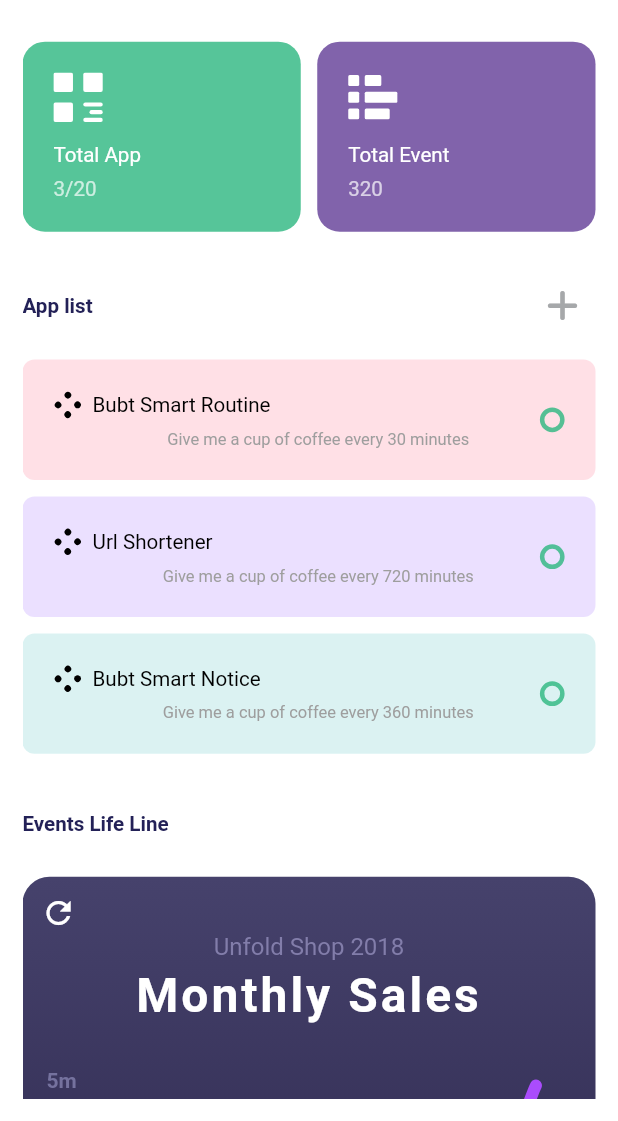
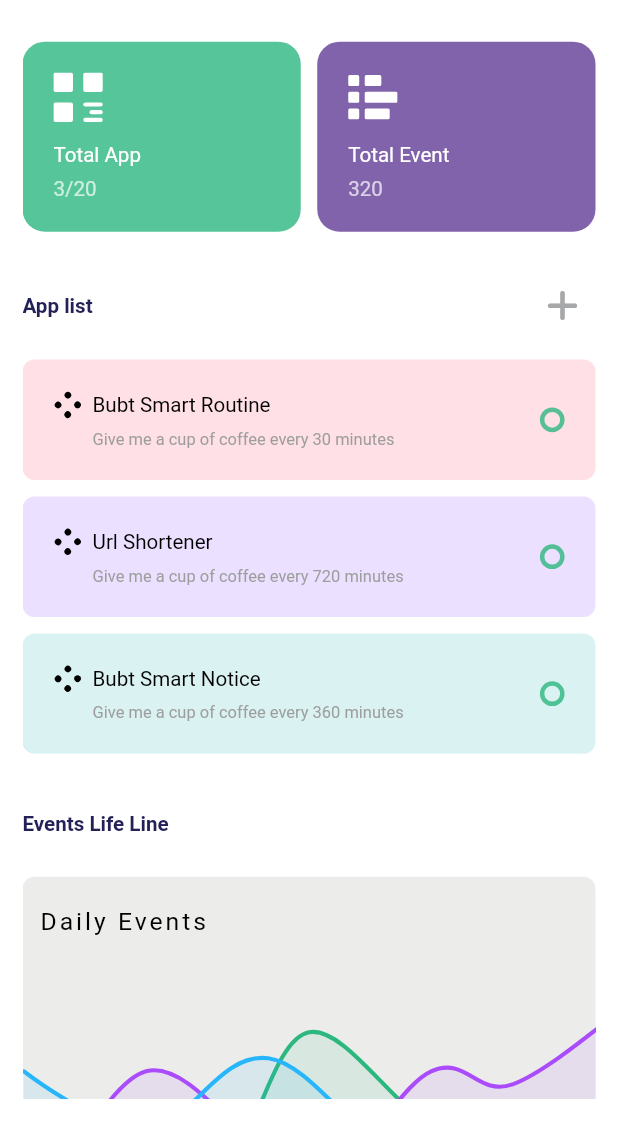
Before and after one commit to imamhossain94/Heroku-Wakes-Up, a Flutter app: the DashboardView screen opened directly, on a phone screen of 412 x 824 dp, the part 115-1236 px from its top. Run offline on Flutter 3.47's test engine with Material 2 defaults, Android fonts, the phone set to English and light mode, and no system bars; drawn by our look-alikes of fl_chart; our stand-ins replace animate_do, flutter_local_notifications, flutter_rating_bar, flutter_svg, fluttertoast, font_awesome_flutter and 5 more; accounts and stored records are empty; Roboto replaces fonts that are missing (SofiaPro).

Commit message:
feat: dashboard line chart ui updated

```diff
--- a/lib/app/view/dashboard_view.dart
+++ b/lib/app/view/dashboard_view.dart
@@ -285,6 +285,8 @@ class DashboardView extends StatelessWidget {
             Expanded(
                 child: Column(
                   mainAxisSize: MainAxisSize.min,
+                  mainAxisAlignment: MainAxisAlignment.start,
+                  crossAxisAlignment: CrossAxisAlignment.start,
                   children: [
                     Row(
                       children: [
@@ -292,7 +294,6 @@ class DashboardView extends StatelessWidget {
                         SizedBox(width: 5.sp,),
                         Text(
                           title,
-                          textAlign: TextAlign.center,
                           style: TextStyle(
                             fontSize: 10.sp,
                             color: Colors.black,
@@ -301,9 +302,10 @@ class DashboardView extends StatelessWidget {
                       ],
                     ),
                     Padding(
-                      padding: EdgeInsets.fromLTRB(26.sp, 5.sp, 5.sp, 0),
+                      padding: EdgeInsets.fromLTRB(19.sp, 5.sp, 5.sp, 0),
                       child: Text(
                         description,
+                        textAlign: TextAlign.start,
                         style: TextStyle(
                           fontSize: 8.sp,
                           color: Colors.grey,
@@ -331,14 +333,12 @@ class DashboardView extends StatelessWidget {
 
 
 class _LineChart extends StatelessWidget {
-  const _LineChart({required this.isShowingMainData});
-
-  final bool isShowingMainData;
+  const _LineChart();
 
   @override
   Widget build(BuildContext context) {
     return LineChart(
-      isShowingMainData ? sampleData1 : sampleData2,
+      sampleData1,
       swapAnimationDuration: const Duration(milliseconds: 250),
     );
   }
@@ -352,18 +352,6 @@ class _LineChart extends StatelessWidget {
     minX: 0,
     maxX: 14,
     maxY: 4,
-    minY: 0,
-  );
-
-  LineChartData get sampleData2 => LineChartData(
-    lineTouchData: lineTouchData2,
-    gridData: gridData,
-    titlesData: titlesData2,
-    borderData: borderData,
-    lineBarsData: lineBarsData2,
-    minX: 0,
-    maxX: 14,
-    maxY: 6,
     minY: 0,
   );
 
@@ -395,36 +383,11 @@ class _LineChart extends StatelessWidget {
     lineChartBarData1_3,
   ];
 
-  LineTouchData get lineTouchData2 => LineTouchData(
-    enabled: false,
-  );
-
-  FlTitlesData get titlesData2 => FlTitlesData(
-    bottomTitles: AxisTitles(
-      sideTitles: bottomTitles,
-    ),
-    rightTitles: AxisTitles(
-      sideTitles: SideTitles(showTitles: false),
-    ),
-    topTitles: AxisTitles(
-      sideTitles: SideTitles(showTitles: false),
-    ),
-    leftTitles: AxisTitles(
-      sideTitles: leftTitles(),
-    ),
-  );
-
-  List<LineChartBarData> get lineBarsData2 => [
-    lineChartBarData2_1,
-    lineChartBarData2_2,
-    lineChartBarData2_3,
-  ];
 
   Widget leftTitleWidgets(double value, TitleMeta meta) {
-    const style = TextStyle(
-      color: Color(0xff75729e),
-      fontWeight: FontWeight.bold,
-      fontSize: 14,
+    var style = TextStyle(
+      color: const Color(0xff000000),
+      fontSize: 8.sp,
     );
     String text;
     switch (value.toInt()) {
@@ -452,27 +415,26 @@ class _LineChart extends StatelessWidget {
 
   SideTitles leftTitles() => SideTitles(
     getTitlesWidget: leftTitleWidgets,
-    showTitles: true,
+    showTitles: false,
     interval: 1,
     reservedSize: 40,
   );
 
   Widget bottomTitleWidgets(double value, TitleMeta meta) {
-    const style = TextStyle(
-      color: Color(0xff72719b),
-      fontWeight: FontWeight.bold,
-      fontSize: 16,
+    var style = TextStyle(
+      color: const Color(0xff72719b),
+      fontSize: 10.sp,
     );
     Widget text;
     switch (value.toInt()) {
       case 2:
-        text = const Text('SEPT', style: style);
+        text = Text('6:00 AM', style: style);
         break;
       case 7:
-        text = const Text('OCT', style: style);
+        text = Text('12:00 AM', style: style);
         break;
       case 12:
-        text = const Text('DEC', style: style);
+        text = Text('6:00 PM', style: style);
         break;
       default:
         text = const Text('');
@@ -498,7 +460,7 @@ class _LineChart extends StatelessWidget {
   FlBorderData get borderData => FlBorderData(
     show: true,
     border: const Border(
-      bottom: BorderSide(color: Color(0xff4e4965), width: 4),
+      bottom: BorderSide(color: Color(0xff959598), width: 0.5),
       left: BorderSide(color: Colors.transparent),
       right: BorderSide(color: Colors.transparent),
       top: BorderSide(color: Colors.transparent),
@@ -507,113 +469,58 @@ class _LineChart extends StatelessWidget {
 
   LineChartBarData get lineChartBarData1_1 => LineChartBarData(
     isCurved: true,
-    color: const Color(0xff4af699),
-    barWidth: 8,
+    color: const Color(0xff2CB77F),
+    barWidth: 2.sp,
     isStrokeCapRound: true,
     dotData: FlDotData(show: false),
-    belowBarData: BarAreaData(show: false),
+    belowBarData: BarAreaData(show: true, color: const Color(0xff2CB77F).withOpacity(0.1)),
     spots: const [
-      FlSpot(1, 1),
+      FlSpot(0, 0),
       FlSpot(3, 1.5),
       FlSpot(5, 1.4),
       FlSpot(7, 3.4),
       FlSpot(10, 2),
       FlSpot(12, 2.2),
-      FlSpot(13, 1.8),
+      FlSpot(15, 1.8),
     ],
   );
 
   LineChartBarData get lineChartBarData1_2 => LineChartBarData(
     isCurved: true,
     color: const Color(0xffaa4cfc),
-    barWidth: 8,
+    barWidth: 2.sp,
     isStrokeCapRound: true,
     dotData: FlDotData(show: false),
     belowBarData: BarAreaData(
-      show: false,
-      color: const Color(0x00aa4cfc),
+      show: true,
+      color: const Color(0x00aa4cfc).withOpacity(0.1),
     ),
     spots: const [
-      FlSpot(1, 1),
+      FlSpot(0, 0),
       FlSpot(3, 2.8),
       FlSpot(7, 1.2),
       FlSpot(10, 2.8),
       FlSpot(12, 2.6),
-      FlSpot(13, 3.9),
+      FlSpot(15, 3.9),
     ],
   );
 
   LineChartBarData get lineChartBarData1_3 => LineChartBarData(
     isCurved: true,
     color: const Color(0xff27b6fc),
-    barWidth: 8,
+    barWidth: 2.sp,
     isStrokeCapRound: true,
     dotData: FlDotData(show: false),
-    belowBarData: BarAreaData(show: false),
+    belowBarData: BarAreaData(show: true, color: const Color(0xff27b6fc).withOpacity(0.1),),
     spots: const [
-      FlSpot(1, 2.8),
+      FlSpot(0, 2.8),
       FlSpot(3, 1.9),
       FlSpot(6, 3),
       FlSpot(10, 1.3),
-      FlSpot(13, 2.5),
+      FlSpot(15, 2.5),
     ],
   );
 
-  LineChartBarData get lineChartBarData2_1 => LineChartBarData(
-    isCurved: true,
-    curveSmoothness: 0,
-    color: const Color(0x444af699),
-    barWidth: 4,
-    isStrokeCapRound: true,
-    dotData: FlDotData(show: false),
-    belowBarData: BarAreaData(show: false),
-    spots: const [
-      FlSpot(1, 1),
-      FlSpot(3, 4),
-      FlSpot(5, 1.8),
-      FlSpot(7, 5),
-      FlSpot(10, 2),
-      FlSpot(12, 2.2),
-      FlSpot(13, 1.8),
-    ],
-  );
-
-  LineChartBarData get lineChartBarData2_2 => LineChartBarData(
-    isCurved: true,
-    color: const Color(0x99aa4cfc),
-    barWidth: 4,
-    isStrokeCapRound: true,
-    dotData: FlDotData(show: false),
-    belowBarData: BarAreaData(
-      show: true,
-      color: const Color(0x33aa4cfc),
-    ),
-    spots: const [
-      FlSpot(1, 1),
-      FlSpot(3, 2.8),
-      FlSpot(7, 1.2),
-      FlSpot(10, 2.8),
-      FlSpot(12, 2.6),
-      FlSpot(13, 3.9),
-    ],
-  );
-
-  LineChartBarData get lineChartBarData2_3 => LineChartBarData(
-    isCurved: true,
-    curveSmoothness: 0,
-    color: const Color(0x4427b6fc),
-    barWidth: 2,
-    isStrokeCapRound: true,
-    dotData: FlDotData(show: true),
-    belowBarData: BarAreaData(show: false),
-    spots: const [
-      FlSpot(1, 3.8),
-      FlSpot(3, 1.9),
-      FlSpot(6, 5),
-      FlSpot(10, 3.3),
-      FlSpot(13, 4.5),
-    ],
-  );
 }
 
 class LineChartSample1 extends StatefulWidget {
@@ -624,66 +531,54 @@ class LineChartSample1 extends StatefulWidget {
 }
 
 class LineChartSample1State extends State<LineChartSample1> {
-  late bool isShowingMainData;
 
   @override
   void initState() {
     super.initState();
-    isShowingMainData = true;
   }
 
   @override
   Widget build(BuildContext context) {
     return AspectRatio(
-      aspectRatio: 1.23,
+      aspectRatio: 1.3,
       child: DecoratedBox(
         decoration: const BoxDecoration(
-          borderRadius: BorderRadius.all(Radius.circular(18)),
+          borderRadius: BorderRadius.all(Radius.circular(8)),
           gradient: LinearGradient(
             colors: [
-              Color(0xff2c274c),
-              Color(0xff46426c),
+              Color(0xffECEDEA),
+              Color(0xffECEDEA),
             ],
             begin: Alignment.bottomCenter,
             end: Alignment.topCenter,
           ),
         ),
-        child: Stack(
+        child: Column(
+          crossAxisAlignment: CrossAxisAlignment.stretch,
+          mainAxisAlignment: MainAxisAlignment.start,
           children: <Widget>[
-            Column(
-              crossAxisAlignment: CrossAxisAlignment.stretch,
-              children: <Widget>[
-                const SizedBox(
-                  height: 37,
-                ),
-                const Text(
-                  'Unfold Shop 2018',
+            SizedBox(height: 15.sp,),
+            Padding(
+              padding: EdgeInsets.symmetric(horizontal: 8.sp),
+              child: Row(
+                children: [
+                  Text(
+                    'Daily Events',
                     style: TextStyle(
-                    color: Color(0xff827daa),
-                    fontSize: 16,
-                  ),
-                  textAlign: TextAlign.center,
-                ),
-                const SizedBox(
-                  height: 4,
-                ),
-                const Text(
-                  'Monthly Sales',
-                  style: TextStyle(
-                    color: Colors.white,
-                    fontSize: 32,
-                    fontWeight: FontWeight.bold,
+                      color: Colors.black,
+                      fontSize: 12.sp,
                       letterSpacing: 2,
                     ),
-                  textAlign: TextAlign.center,
                   ),
-                const SizedBox(
-                  height: 37,
+
+                ],
               ),
-                Expanded(
+            ),
+            const SizedBox(height: 37,),
+            const Expanded(
               child: Padding(
-                    padding: const EdgeInsets.only(right: 16, left: 6),
-                    child: _LineChart(isShowingMainData: isShowingMainData),
+                padding: EdgeInsets.only(right: 0, left: 0),
+                child: _LineChart(),
               ),
             ),
             const SizedBox(
@@ -691,19 +586,6 @@ class LineChartSample1State extends State<LineChartSample1> {
             ),
           ],
         ),
-            IconButton(
-              icon: Icon(
-                Icons.refresh,
-                color: Colors.white.withOpacity(isShowingMainData ? 1.0 : 0.5),
-              ),
-              onPressed: () {
-                setState(() {
-                  isShowingMainData = !isShowingMainData;
-                });
-              },
-            )
-          ],
-        ),
       ),
     );
   }
--- a/lib/app/view/welcome_view.dart
+++ b/lib/app/view/welcome_view.dart
@@ -30,7 +30,8 @@ class WelcomeView extends StatelessWidget {
           child: Scaffold(
               backgroundColor: const Color(0xFFE8E9E6),
               extendBody: true,
-              body: Padding(
+              body: Container(
+                width: double.infinity,
                 padding: const EdgeInsets.all(30.0),
                 child: Column(
                   crossAxisAlignment: CrossAxisAlignment.center,
```
Lines whose indentation alone changed are shown as unchanged.
